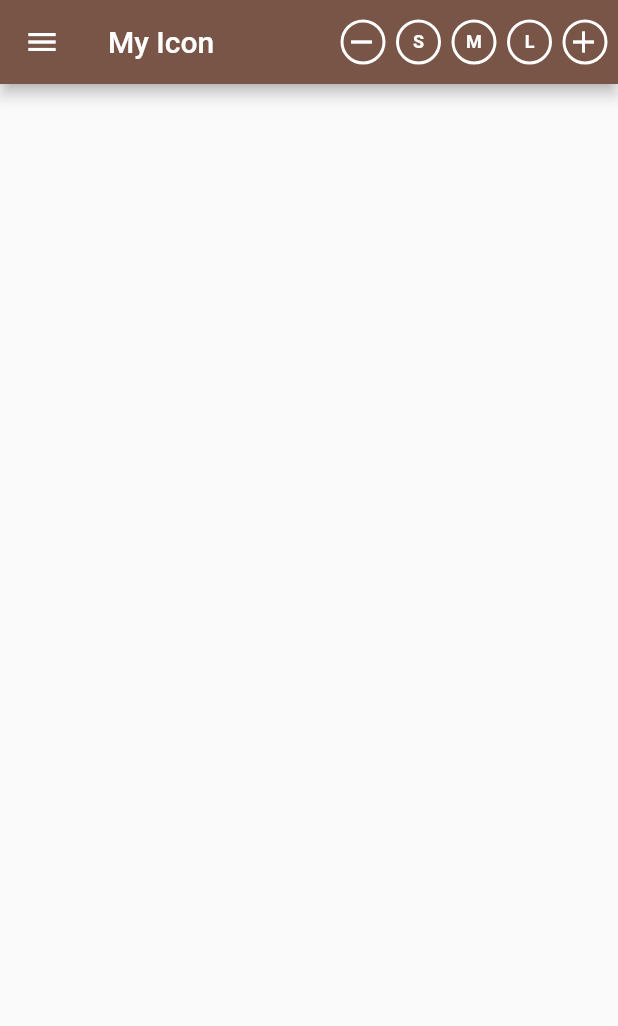
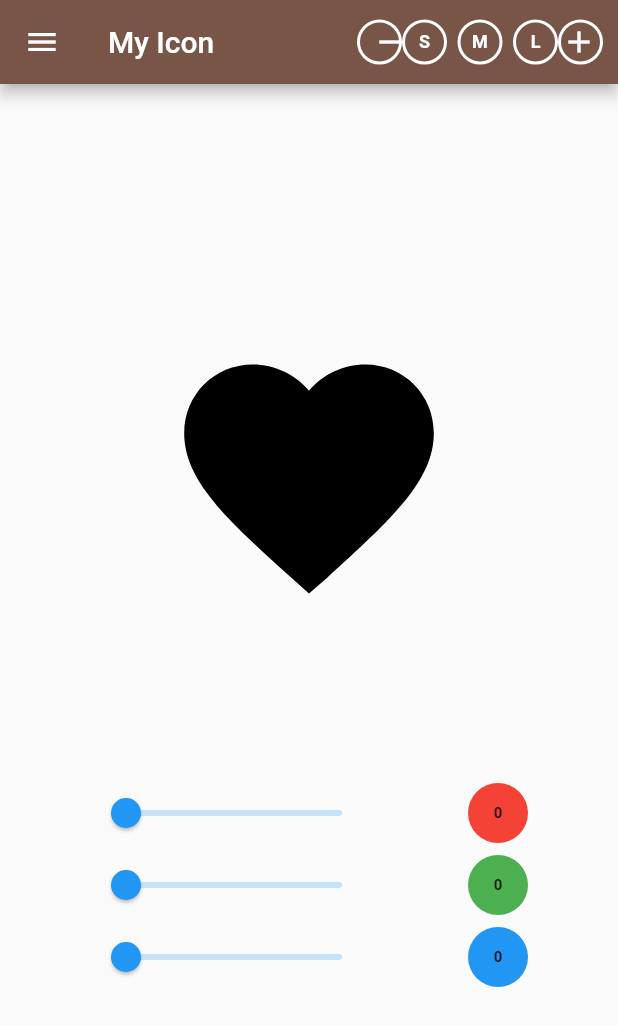
Before and after one commit to SaraZuhair/exercise2, a Flutter app: the screen it shows after launch, on a phone screen of 412 x 824 dp. Shown: the top 1026 px of the screen. Run offline on Flutter 3.47's test engine with Material 2 defaults, Android fonts, the phone set to English and light mode, and no system bars.

Commit message:
we added the appbar

```diff
--- a/lib/main.dart
+++ b/lib/main.dart
@@ -39,9 +39,6 @@ class _exerciseState extends State<exercise> {
             ),
             child: Center(
               child: IconButton(
-                padding: EdgeInsets.only(
-                  right: 5,
-                ),
                 onPressed: () {
                   if (SizeisChecked) {
                     setState(() {
@@ -56,9 +53,6 @@ class _exerciseState extends State<exercise> {
                 icon: const Icon(Icons.remove),
               ),
             ),
-          ),
-          const SizedBox(
-            width: 7,
           ),
           GestureDetector(
             onTap: () {
@@ -141,12 +135,11 @@ class _exerciseState extends State<exercise> {
               ),
             ),
           ),
-          const SizedBox(
-            width: 7,
-          ),
           Container(
             height: 30,
             width: 30,
+            padding: EdgeInsets.only(right: 10),
+            margin: EdgeInsets.only(right: 10),
             decoration: BoxDecoration(
               shape: BoxShape.circle,
               border: Border.all(
@@ -157,7 +150,7 @@ class _exerciseState extends State<exercise> {
             child: Center(
               child: IconButton(
                   padding: EdgeInsets.only(
-                    right: 10,
+                    right: 20,
                   ),
                   onPressed: () {
                     if (SizeisChecked) {
@@ -172,9 +165,6 @@ class _exerciseState extends State<exercise> {
                   },
                   icon: const Icon(Icons.add)),
             ),
-          ),
-          const SizedBox(
-            width: 7,
           ),
         ],
       ),
@@ -206,6 +196,127 @@ class _exerciseState extends State<exercise> {
           ],
         ),
       ),
+      body: Center(
+        child: SingleChildScrollView(
+          scrollDirection: Axis.vertical,
+          child: Column(
+            mainAxisAlignment: MainAxisAlignment.spaceAround,
+            children: [
+              Icon(
+                Icons.favorite,
+                color:
+                    Color.fromRGBO(red.toInt(), green.toInt(), blue.toInt(), 1),
+                size: sz,
+              ),
+              const SizedBox(
+                height: 100,
+              ),
+              Container(
+                child: Column(
+                  children: [
+                    Row(
+                      mainAxisAlignment: MainAxisAlignment.spaceEvenly,
+                      children: [
+                        Slider(
+                          min: 0,
+                          max: 255,
+                          value: red,
+                          onChanged: (value) {
+                            if (ColorisChecked) {
+                              setState(() {
+                                red = value;
+                              });
+                            }
+                          },
+                        ),
+                        Container(
+                          height: 40,
+                          width: 40,
+                          decoration: BoxDecoration(
+                            color: Colors.red,
+                            shape: BoxShape.circle,
+                          ),
+                          child: Center(
+                            child: Text(
+                              "${red.toInt()}",
+                              style: TextStyle(
+                                  fontWeight: FontWeight.bold, fontSize: 10),
+                            ),
+                          ),
+                        )
+                      ],
+                    ),
+                    Row(
+                      mainAxisAlignment: MainAxisAlignment.spaceEvenly,
+                      children: [
+                        Slider(
+                          min: 0,
+                          max: 255,
+                          value: green,
+                          onChanged: (value) {
+                            if (ColorisChecked) {
+                              setState(() {
+                                green = value;
+                              });
+                            }
+                          },
+                        ),
+                        Container(
+                          height: 40,
+                          width: 40,
+                          decoration: const BoxDecoration(
+                            color: Colors.green,
+                            shape: BoxShape.circle,
+                          ),
+                          child: Center(
+                            child: Text(
+                              "${green.toInt()}",
+                              style: TextStyle(
+                                  fontWeight: FontWeight.bold, fontSize: 10),
+                            ),
+                          ),
+                        )
+                      ],
+                    ),
+                    Row(
+                      mainAxisAlignment: MainAxisAlignment.spaceEvenly,
+                      children: [
+                        Slider(
+                          min: 0,
+                          max: 255,
+                          value: blue,
+                          onChanged: (value) {
+                            if (ColorisChecked) {
+                              setState(() {
+                                blue = value;
+                              });
+                            }
+                          },
+                        ),
+                        Container(
+                          height: 40,
+                          width: 40,
+                          decoration: BoxDecoration(
+                            color: Colors.blue,
+                            shape: BoxShape.circle,
+                          ),
+                          child: Center(
+                            child: Text(
+                              "${blue.toInt()}",
+                              style: TextStyle(
+                                  fontWeight: FontWeight.bold, fontSize: 10),
+                            ),
+                          ),
+                        )
+                      ],
+                    ),
+                  ],
+                ),
+              )
+            ],
+          ),
+        ),
+      ),
     );
   }
 }
```
